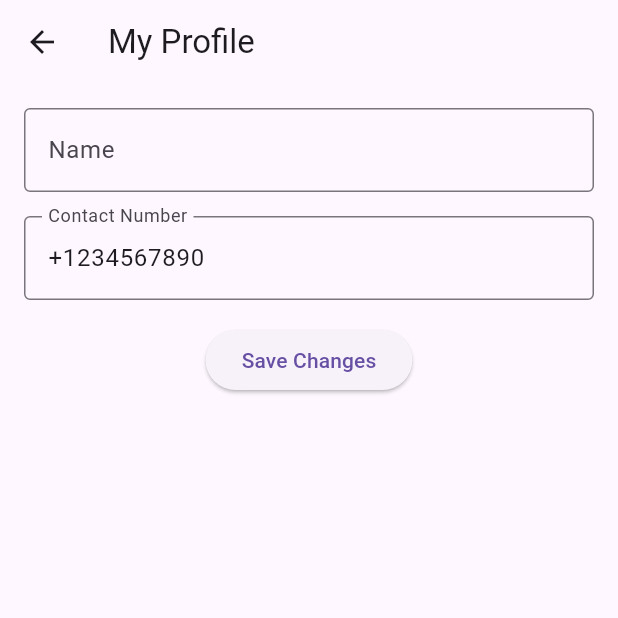
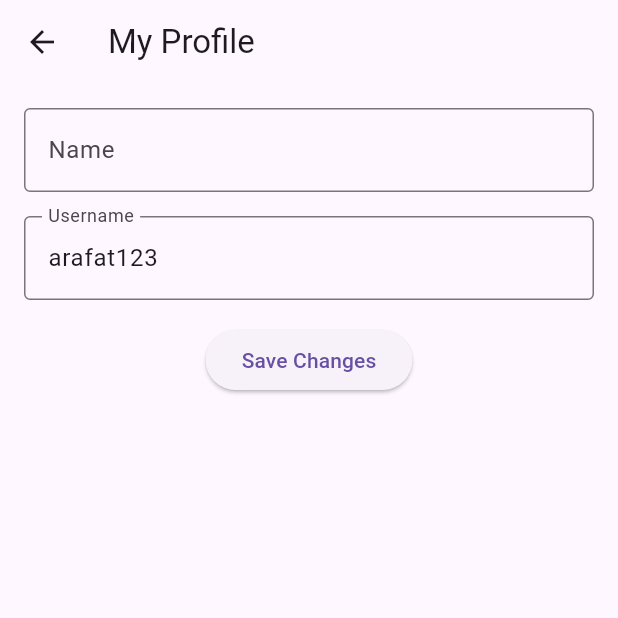
Before and after one commit to arafat-mahmud/chatspot, a Flutter app: the ProfilePage screen opened directly, after a tap on "Save Changes", on a phone screen of 412 x 824 dp, the top half of it. Run offline on Flutter 3.47's test engine with Material 3 defaults, Android fonts, the phone set to English and light mode, and no system bars; our stand-ins replace cloud_firestore, email_validator, emoji_picker_flutter, firebase_auth, firebase_core; accounts and stored records are empty.

Commit message:
username

```diff
--- a/lib/views/settings/profile.dart
+++ b/lib/views/settings/profile.dart
@@ -8,39 +8,35 @@ class ProfilePage extends StatefulWidget {
 }
 
 class _ProfilePageState extends State<ProfilePage> {
-  late TextEditingController _nameController; // Mark as late
-  final TextEditingController _contactController =
-      TextEditingController(text: '+1234567890');
+  late TextEditingController _nameController;
+  final TextEditingController _usernameController =
+      TextEditingController(text: 'arafat123');
 
   // Firestore instance
   final FirebaseFirestore _firestore = FirebaseFirestore.instance;
-  bool _isLoading = true; // Track loading state
-
+  bool _isLoading = true;
   @override
   void initState() {
     super.initState();
-    _fetchUserData(); // Fetch user data on initialization
+    _fetchUserData();
   }
 
   void _fetchUserData() async {
-    final user = FirebaseAuth.instance.currentUser; // Get the current user
+    final user = FirebaseAuth.instance.currentUser;
     if (user != null) {
-      // Replace 'user_id_here' with the actual user ID
       DocumentSnapshot userDoc =
           await _firestore.collection('users').doc(user.uid).get();
       if (userDoc.exists) {
         _nameController = TextEditingController(
-            text: userDoc['name']); // Initialize with Firestore data
+            text: userDoc['name']);
       } else {
         _nameController =
-            TextEditingController(text: ''); // Default value if user not found
+            TextEditingController(text: '');
       }
       setState(() {
-        _isLoading = false; // Update loading state
+        _isLoading = false;
       });
     } else {
-      // Handle the case where the user is not authenticated
-      // You might want to redirect to a login page
     }
   }
 
@@ -48,9 +44,8 @@ class _ProfilePageState extends State<ProfilePage> {
   Widget build(BuildContext context) {
     if (_isLoading) {
       return Center(
-          child: CircularProgressIndicator()); // Show loading indicator
+          child: CircularProgressIndicator());
     }
-
     return Scaffold(
       appBar: AppBar(
         title: Text('My Profile'),
@@ -61,7 +56,7 @@ class _ProfilePageState extends State<ProfilePage> {
           children: [
             TextField(
               controller:
-                  _nameController, // Use the dynamically initialized controller
+                  _nameController,
               decoration: InputDecoration(
                 labelText: 'Name',
                 border: OutlineInputBorder(),
@@ -69,9 +64,9 @@ class _ProfilePageState extends State<ProfilePage> {
             ),
             SizedBox(height: 16),
             TextField(
-              controller: _contactController,
+              controller: _usernameController,
               decoration: InputDecoration(
-                labelText: 'Contact Number',
+                labelText: 'Username',
                 border: OutlineInputBorder(),
               ),
             ),
@@ -80,15 +75,15 @@ class _ProfilePageState extends State<ProfilePage> {
               onPressed: () async {
                 // Save the changes
                 print('Name: ${_nameController.text}');
-                print('Contact: ${_contactController.text}');
+                print('Username: ${_usernameController.text}');
 
                 // Update Firestore user name
                 final user =
-                    FirebaseAuth.instance.currentUser; // Get the current user
+                    FirebaseAuth.instance.currentUser;
                 if (user != null) {
                   await _firestore
                       .collection('users')
-                      .doc(user.uid) // Use the authenticated user's ID
+                      .doc(user.uid)
                       .update({
                     'name': _nameController.text,
                   }).then((_) {
```
